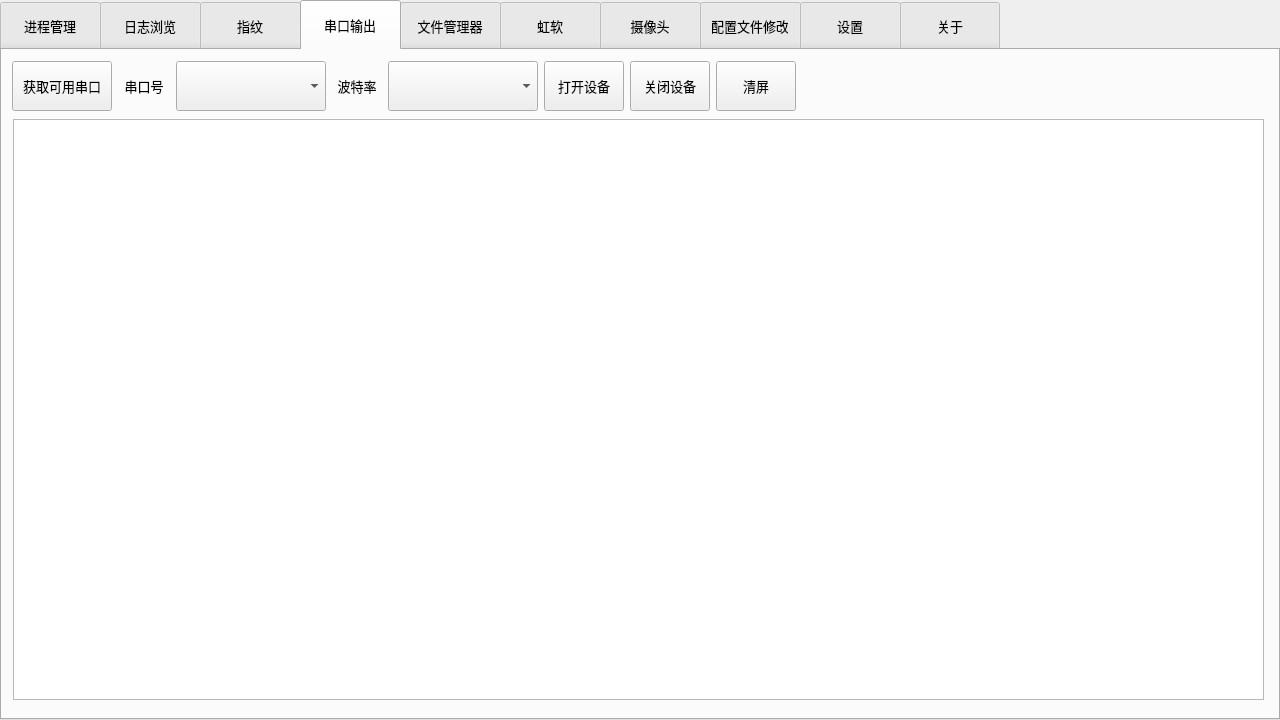
Nehcknarf/MidTool, file midtool.ui: the form before one commit.
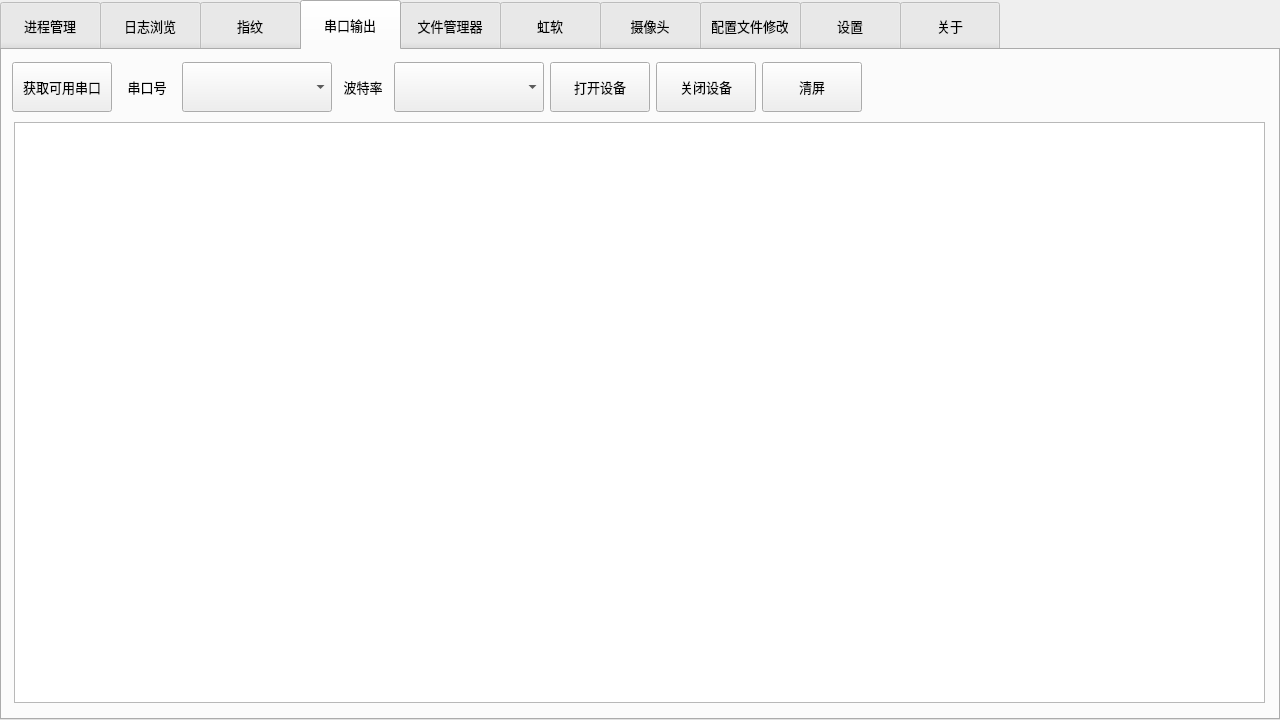
The form after the commit. The open tabs and pages were chosen to show the change. Icons and pictures are not drawn.

```diff
--- a/midtool.ui
+++ b/midtool.ui
@@ -1112,8 +1112,8 @@
    <widget class="QTextBrowser" name="textBrowser_4">
     <property name="geometry">
      <rect>
-      <x>11</x>
-      <y>69</y>
+      <x>12</x>
+      <y>72</y>
       <width>1251</width>
       <height>581</height>
      </rect>
@@ -1124,15 +1124,17 @@
      </font>
     </property>
    </widget>
-   <widget class="QWidget" name="layoutWidget">
+   <widget class="QWidget" name="">
     <property name="geometry">
      <rect>
       <x>10</x>
       <y>10</y>
-      <width>784</width>
-      <height>52</height>
+      <width>850</width>
+      <height>54</height>
      </rect>
     </property>
+    <layout class="QHBoxLayout" name="horizontalLayout_25">
+     <item>
     <layout class="QHBoxLayout" name="horizontalLayout_19">
      <item>
       <widget class="QPushButton" name="pushButton_refreshPort_2">
@@ -1206,6 +1208,10 @@
        </property>
       </widget>
      </item>
+      </layout>
+     </item>
+     <item>
+      <layout class="QHBoxLayout" name="horizontalLayout_23">
      <item>
       <widget class="QLabel" name="label_baudrate_2">
        <property name="minimumSize">
@@ -1260,11 +1266,15 @@
        </property>
       </widget>
      </item>
+      </layout>
+     </item>
+     <item>
+      <layout class="QHBoxLayout" name="horizontalLayout_24">
      <item>
       <widget class="QPushButton" name="pushButton_openDevice_2">
        <property name="minimumSize">
         <size>
-         <width>80</width>
+           <width>100</width>
          <height>50</height>
         </size>
        </property>
@@ -1288,7 +1298,7 @@
       <widget class="QPushButton" name="pushButton_closeDevice_2">
        <property name="minimumSize">
         <size>
-         <width>80</width>
+           <width>100</width>
          <height>50</height>
         </size>
        </property>
@@ -1312,7 +1322,7 @@
       <widget class="QPushButton" name="pushButton_cls">
        <property name="minimumSize">
         <size>
-         <width>80</width>
+           <width>100</width>
          <height>50</height>
         </size>
        </property>
@@ -1331,6 +1341,8 @@
         <string>清屏</string>
        </property>
       </widget>
+       </item>
+      </layout>
      </item>
     </layout>
    </widget>
```
Lines whose indentation alone changed are shown as unchanged.
